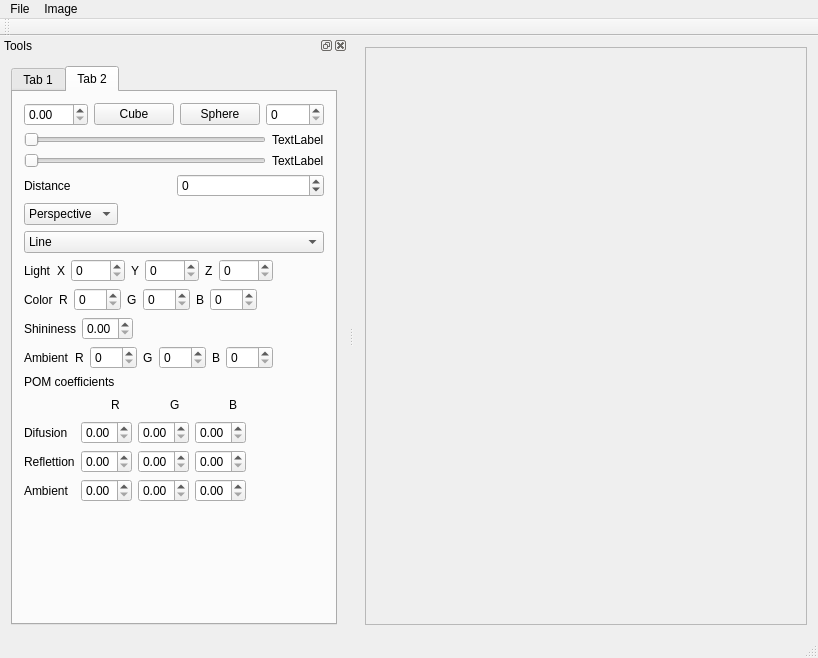
Before: the Qt Designer form ImageViewer.ui in mavik3/pg, drawn with Qt 5.
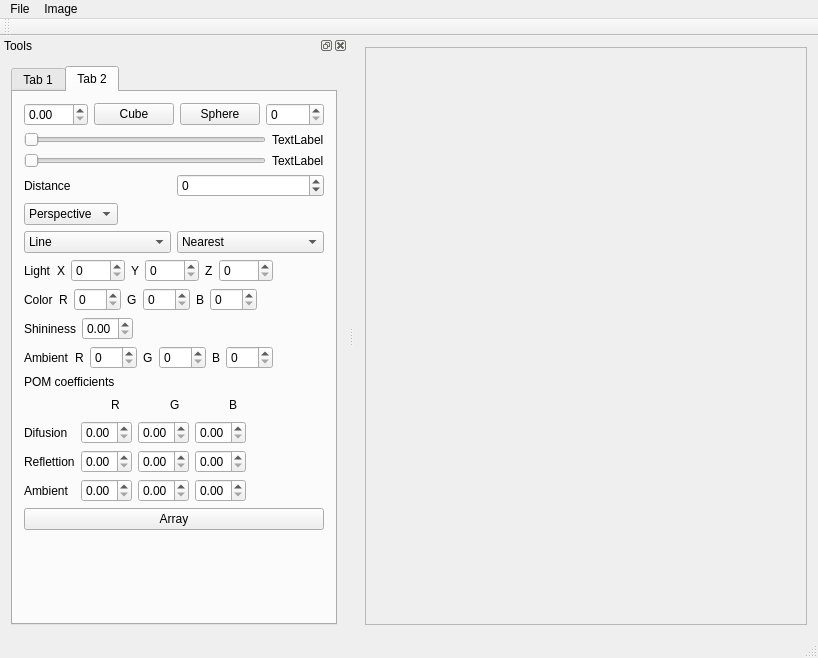
After: the same form once the commit is applied.

Commit message: Finished Flat Shading, Gouraudov for Sphere and Cube, Started second Object about Ir(Array)

Diff of the .ui file:
```diff
--- a/ImageViewer.ui
+++ b/ImageViewer.ui
@@ -471,6 +471,8 @@
           </layout>
          </item>
          <item>
+          <layout class="QHBoxLayout" name="horizontalLayout_18">
+           <item>
           <widget class="QComboBox" name="comboScanLine3D">
            <item>
             <property name="text">
@@ -497,7 +499,28 @@
              <string>Gouraund shading</string>
             </property>
            </item>
-          </widget>
+             <item>
+              <property name="text">
+               <string>Real</string>
+              </property>
+             </item>
+            </widget>
+           </item>
+           <item>
+            <widget class="QComboBox" name="comboTriangle">
+             <item>
+              <property name="text">
+               <string>Nearest</string>
+              </property>
+             </item>
+             <item>
+              <property name="text">
+               <string>Barycentric</string>
+              </property>
+             </item>
+            </widget>
+           </item>
+          </layout>
          </item>
          <item>
           <layout class="QHBoxLayout" name="horizontalLayout_13">
@@ -981,6 +1004,13 @@
            </item>
           </layout>
          </item>
+         <item>
+          <widget class="QPushButton" name="pbArray">
+           <property name="text">
+            <string>Array</string>
+           </property>
+          </widget>
+         </item>
          <item>
           <spacer name="verticalSpacer">
            <property name="orientation">
```
Lines whose indentation alone changed are shown as unchanged. The commit also changes 6 other files.
